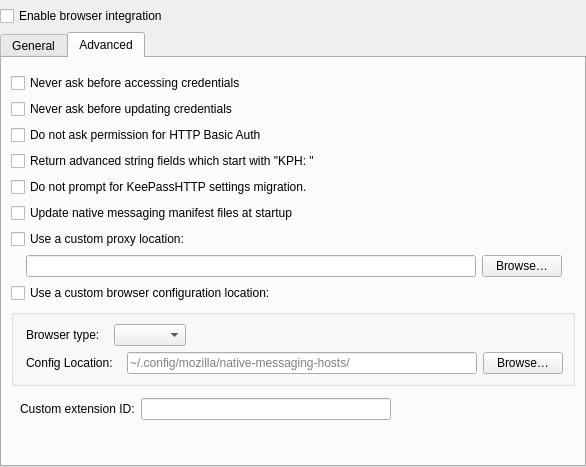
This is src/browser/BrowserSettingsWidget.ui in keepassxreboot/keepassxc as Qt 5 draws it before an edit. The edited form follows.
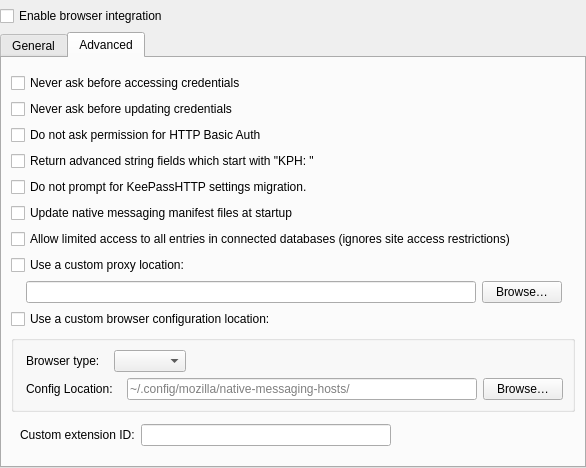
This is the edited form. The open tabs and pages were chosen to show the change. Custom widgets are drawn as their Qt base class.

Commit message: Add 'get-database-entries' Proxy Request (#7292)

What changed in the file:
```diff
--- a/src/browser/BrowserSettingsWidget.ui
+++ b/src/browser/BrowserSettingsWidget.ui
@@ -327,6 +327,16 @@
          </property>
         </widget>
        </item>
+       <item>
+        <widget class="QCheckBox" name="allowGetDatabaseEntriesRequest">
+         <property name="toolTip">
+          <string>Allow keepassxc-proxy to list all entries with their title, URL and UUID in connected databases.</string>
+         </property>
+         <property name="text">
+          <string>Allow limited access to all entries in connected databases (ignores site access restrictions)</string>
+         </property>
+        </widget>
+       </item>
        <item>
         <widget class="QCheckBox" name="useCustomProxy">
          <property name="toolTip">
```
The commit also changes 12 other files.
